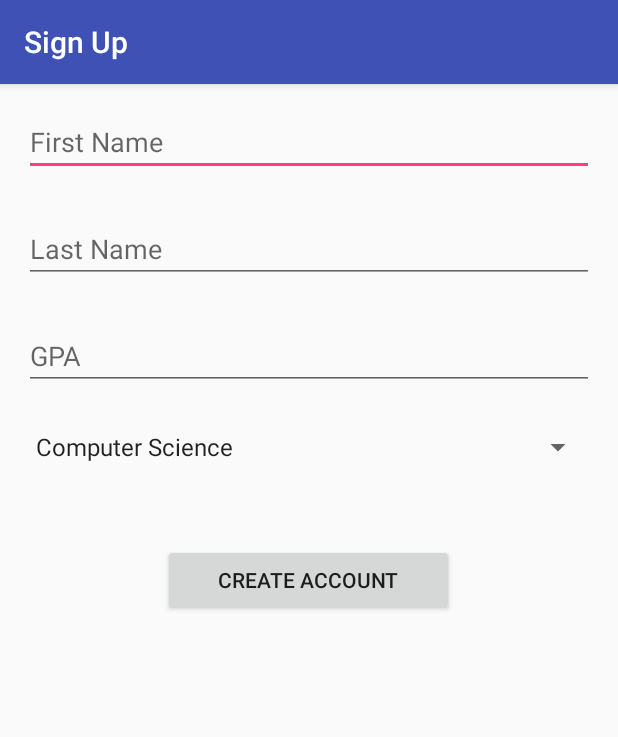
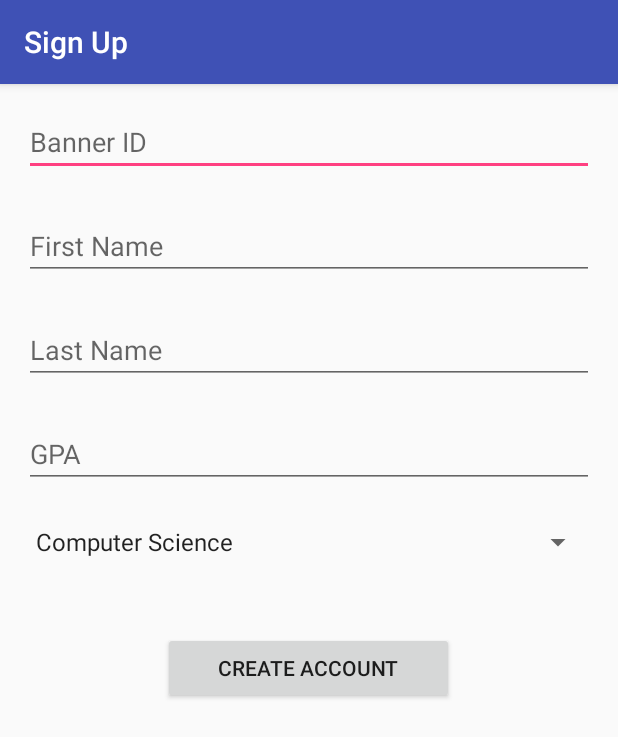
Before and after one commit to mapage2/aggiesoop, an Android app: the SignupActivity screen opened directly, with no data from a screen before it, on a phone screen of 412 x 824 dp. Shown: the top 737 px of the screen. Run offline under Robolectric (Android 15) with nearby library versions, the phone set to English and light mode, and no system bars.

Commit message:
Updated the SignupActivity class Created DatabaseController class to transmit data to database

```diff
--- a/app/src/main/java/com/example/amasio/testapplication/SignupActivity.java
+++ b/app/src/main/java/com/example/amasio/testapplication/SignupActivity.java
@@ -1,5 +1,7 @@
 package com.example.amasio.testapplication;
 
+import android.app.AlertDialog;
+import android.content.DialogInterface;
 import android.os.Bundle;
 import android.support.design.widget.FloatingActionButton;
 import android.support.design.widget.Snackbar;
@@ -8,9 +10,20 @@ import android.support.v7.widget.Toolbar;
 import android.view.View;
 
 import android.widget.ArrayAdapter;
+import android.widget.EditText;
 import android.widget.Spinner;
+import android.widget.Toast;
 
 public class SignupActivity extends AppCompatActivity {
+
+    DatabaseController studentDb;
+    Student s;
+    EditText bannerIdText;
+    EditText firstNameText;
+    EditText lastNameText;
+    //add email EditText
+    EditText gpaText;
+    Spinner majorSpinner;
 
     @Override
     protected void onCreate(Bundle savedInstanceState) {
@@ -20,23 +33,38 @@ public class SignupActivity extends AppCompatActivity {
         toolbar.setTitle("Sign Up");
         setSupportActionBar(toolbar);
 
-        Spinner spinner = (Spinner) findViewById(R.id.major);
-// Create an ArrayAdapter using the string array and a default spinner layout
+        bannerIdText = (EditText) findViewById(R.id.bannerId);
+        firstNameText = (EditText) findViewById(R.id.firstName);
+        lastNameText = (EditText) findViewById(R.id.lastName);
+        gpaText = (EditText) findViewById(R.id.gpa);
+        majorSpinner = (Spinner) findViewById(R.id.major);
+
+        // Create an ArrayAdapter using the string array and a default spinner layout
         ArrayAdapter<CharSequence> adapter = ArrayAdapter.createFromResource(this,
                 R.array.college_majors, android.R.layout.simple_spinner_item);
-// Specify the layout to use when the list of choices appears
+
+        // Specify the layout to use when the list of choices appears
         adapter.setDropDownViewResource(android.R.layout.simple_spinner_dropdown_item);
-// Apply the adapter to the spinner
-        spinner.setAdapter(adapter);
 
-//        FloatingActionButton fab = (FloatingActionButton) findViewById(R.id.fab);
-//        fab.setOnClickListener(new View.OnClickListener() {
-//            @Override
-//            public void onClick(View view) {
-//                Snackbar.make(view, "Replace with your own action", Snackbar.LENGTH_LONG)
-//                        .setAction("Action", null).show();
-//            }
-//        });
+        // Apply the adapter to the spinner
+        majorSpinner.setAdapter(adapter);
+    }
+
+    public void onRegisterClicked(View v){
+
+        int banner = Integer.parseInt(bannerIdText.getText().toString());
+        double gpa = Double.parseDouble(gpaText.getText().toString());
+        String majorValue = majorSpinner.getSelectedItem().toString();
+
+        studentDb = new DatabaseController(this);
+        boolean inserted = studentDb.insertStudent(banner, firstNameText.getText().toString(),
+                lastNameText.getText().toString(), gpa, majorValue);
+
+        if(inserted){
+            Toast.makeText(SignupActivity.this, "Data Inserted", Toast.LENGTH_LONG ).show();
+        }else {
+            Toast.makeText(SignupActivity.this, "Data not Inserted", Toast.LENGTH_LONG).show();
+        }
     }
 
 }
--- a/app/src/main/res/layout/content_signup.xml
+++ b/app/src/main/res/layout/content_signup.xml
@@ -21,10 +21,10 @@
         <EditText
             android:layout_width="match_parent"
             android:layout_height="wrap_content"
-            android:inputType="textPersonName"
+            android:inputType="number"
             android:ems="10"
-            android:id="@+id/firstName"
-            android:hint="First Name" />
+            android:id="@+id/bannerId"
+            android:hint="Banner ID" />
 
         <android.support.v4.widget.Space
             android:layout_width="wrap_content"
@@ -38,13 +38,29 @@
             android:layout_height="wrap_content"
             android:inputType="textPersonName"
             android:ems="10"
+            android:id="@+id/firstName"
+            android:hint="First Name" />
+
+        <android.support.v4.widget.Space
+            android:layout_width="wrap_content"
+            android:layout_height="wrap_content"
+            android:id="@+id/view2"
+            android:layout_gravity="center_horizontal"
+            android:layout_weight="0.05" />
+
+        <EditText
+            android:layout_width="match_parent"
+            android:layout_height="wrap_content"
+            android:inputType="textPersonName"
+            android:ems="10"
             android:id="@+id/lastName"
+            android:layout_gravity="center_horizontal"
             android:hint="Last Name" />
 
         <android.support.v4.widget.Space
             android:layout_width="wrap_content"
             android:layout_height="wrap_content"
-            android:id="@+id/view2"
+            android:id="@+id/view5"
             android:layout_gravity="center_horizontal"
             android:layout_weight="0.05" />
 
@@ -82,6 +98,7 @@
             android:layout_height="wrap_content"
             android:text="Create Account"
             android:id="@+id/createButton"
-            android:layout_gravity="center_horizontal" />
+            android:layout_gravity="center_horizontal"
+            android:onClick="onRegisterClicked" />
     </LinearLayout>
 </RelativeLayout>
```
Also changed, not shown: app/src/main/java/com/example/amasio/testapplication/DatabaseController.java (added, +61 -0 lines), app/src/main/java/com/example/amasio/testapplication/MainActivity.java (+0 -12 lines), app/src/main/java/com/example/amasio/testapplication/Student.java (+11 -1 lines).
